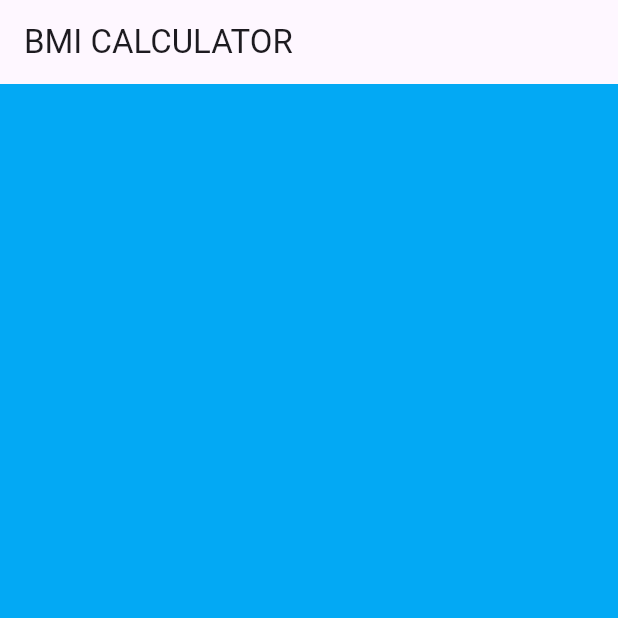
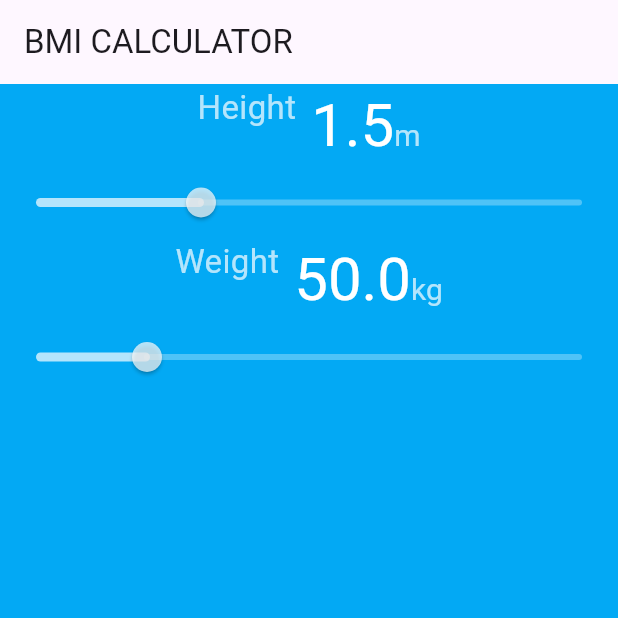
Before and after one commit to infosabbir/bmi_calculator, a Flutter app: the screen it shows after launch, on a phone screen of 412 x 824 dp, the top half of it. Run offline on Flutter 3.47's test engine with Material 3 defaults, Android fonts, the phone set to English and light mode, and no system bars.

Commit message:
bmi slider created

```diff
--- a/lib/bmi_home.dart
+++ b/lib/bmi_home.dart
@@ -22,11 +22,104 @@ class _BmiHomeState extends State<BmiHome> {
       appBar: AppBar(
         title: const Text('BMI CALCULATOR'),
       ),
-      body: const Column(
-         children: [
-
-         ],
+      body: Column(
+        children: [
+          BmiSlider(
+            label: 'Height',
+            unit: BmiUnit.m,
+            sliderValue: heightValue,
+            sliderDivision: 100,
+            sliderMax: 2.2,
+            sliderMin: 1.2,
+            onChange: (newValue) {
+              setState(() {
+                heightValue = newValue;
+              });
+            },
+          ),
+          BmiSlider(
+            label: 'Weight',
+            unit: BmiUnit.kg,
+            sliderValue: weightValue,
+            sliderDivision: 200,
+            sliderMax: 130,
+            sliderMin: 30,
+            onChange: (newValue) {
+              setState(() {
+                weightValue = newValue;
+              });
+            },
+          ),
+        ],
       ),
     );
   }
 }
+
+class BmiSlider extends StatelessWidget {
+  const BmiSlider({
+    super.key,
+    required this.label,
+    required this.unit,
+    required this.sliderValue,
+    required this.sliderDivision,
+    required this.sliderMax,
+    required this.sliderMin,
+    required this.onChange,
+  });
+
+  final String label;
+  final BmiUnit unit;
+  final double sliderValue;
+  final int sliderDivision;
+  final double sliderMax, sliderMin;
+  final Function(double) onChange;
+
+  @override
+  Widget build(BuildContext context) {
+    return Column(
+      children: [
+        Row(
+          crossAxisAlignment: CrossAxisAlignment.start,
+          mainAxisAlignment: MainAxisAlignment.center,
+          children: [
+            Text(
+              label,
+              style: txtLabelStyle,
+            ),
+            const SizedBox(
+              width: 10,
+            ),
+            Padding(
+              padding: const EdgeInsets.symmetric(vertical: 4.0),
+              child: RichText(
+                text: TextSpan(
+                  text: sliderValue.toStringAsFixed(1),
+                  style: txtValueStyle,
+                  children: [
+                    TextSpan(
+                      text: unit.name,
+                      style: txtLabelStyle.copyWith(fontSize: 20),
+                    ),
+                  ],
+                ),
+              ),
+            ),
+          ],
+        ),
+        Slider(
+          activeColor: Colors.white70,
+          inactiveColor: Colors.white30,
+          label: sliderValue.toStringAsFixed(1),
+          value: sliderValue,
+          divisions: sliderDivision,
+          max: sliderMax,
+          min: sliderMin,
+          onChanged: (value) {
+            onChange(value);
+          },
+        ),
+      ],
+    );
+  }
+}
```
